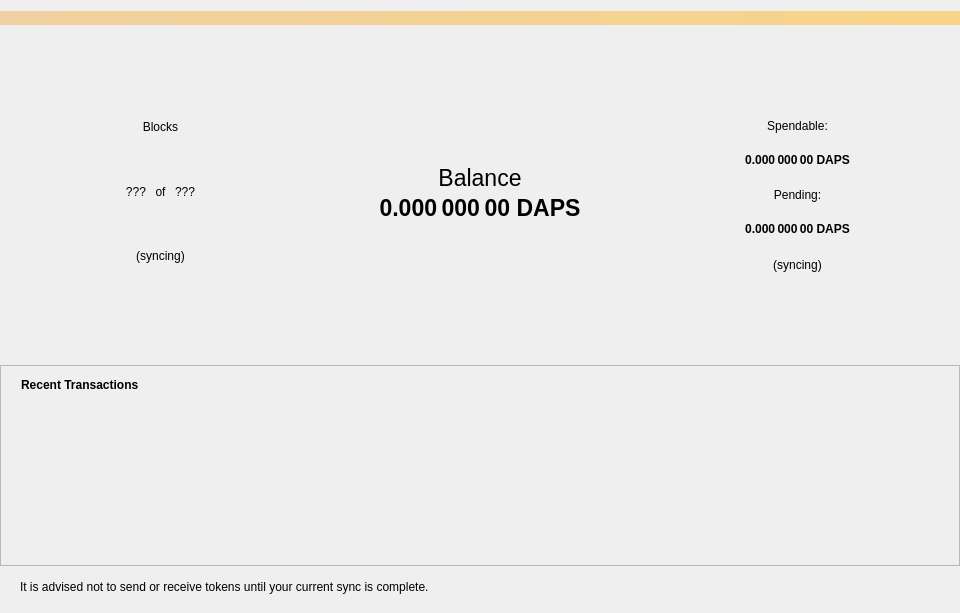
This is src/qt/forms/overviewpage.ui in TheArcadiaGroup/DAPS as Qt 5 draws it before an edit. The edited form follows.
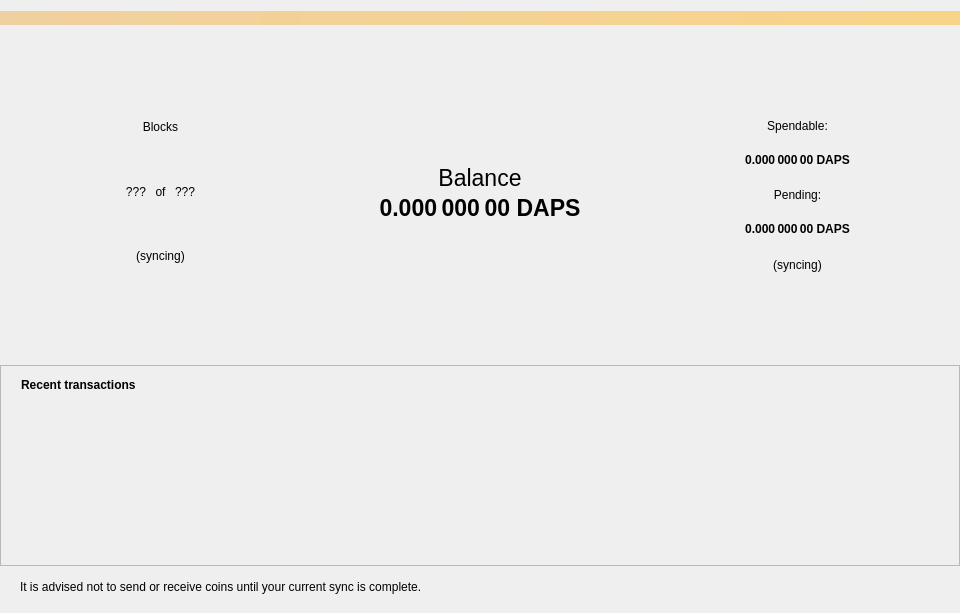
This is the edited form. Icons and pictures are not drawn.

Commit message: Update tokens -> coins

What changed in the file:
```diff
--- a/src/qt/forms/overviewpage.ui
+++ b/src/qt/forms/overviewpage.ui
@@ -497,7 +497,7 @@
                <string>Recent Transactions</string>
               </property>
               <property name="text">
-               <string>Recent Transactions</string>
+               <string>Recent transactions</string>
               </property>
              </widget>
             </item>
@@ -557,7 +557,7 @@
      <item>
       <widget class="QLabel" name="lblHelp">
        <property name="text">
-        <string>It is advised not to send or receive tokens until your current sync is complete.</string>
+        <string>It is advised not to send or receive coins until your current sync is complete.</string>
        </property>
       </widget>
      </item>
```
Left out of the diff: 2 changed lines with no effect on the pictures.
